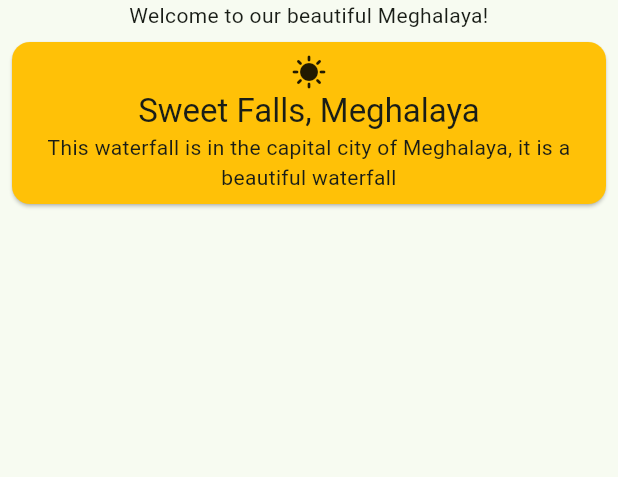
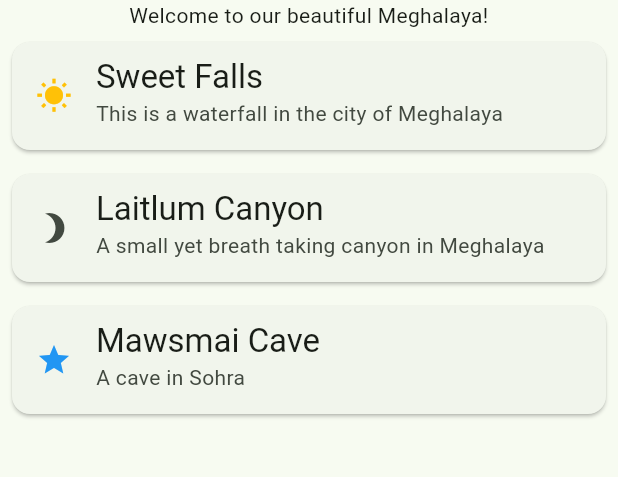
Before and after one commit to MeghalayaDev/tourism_app_static, a Flutter app: the screen it shows after launch, on a phone screen of 412 x 824 dp, the part 84-561 px from its top. Run offline on Flutter 3.47's test engine with Material 2 defaults, Android fonts, the phone set to English and light mode, and no system bars.

Commit message:
Making the ListView in Tourist Spots to show 3 Cards

```diff
--- a/lib/main.dart
+++ b/lib/main.dart
@@ -47,7 +47,7 @@ class _MyHomePageState extends State<MyHomePage> {
             'Welcome to our beautiful Meghalaya!',
             textAlign: TextAlign.center,
           ),
-          ListOfTouristSpots(),
+          Expanded(child: ListOfTouristSpots()),
         ],
       ),
     );
--- a/lib/tourist_spots.dart
+++ b/lib/tourist_spots.dart
@@ -5,23 +5,49 @@ class ListOfTouristSpots extends StatelessWidget {
 
   @override
   Widget build(BuildContext context) {
-    return Card(
-      margin: const EdgeInsets.all(8.0),
-      color: Colors.amber,
-      child: Padding(
-        padding: const EdgeInsets.all(8.0),
-        child: Column(children: [
-          const Icon(Icons.sunny),
-          Text(
-            "Sweet Falls, Meghalaya",
-            style: Theme.of(context).textTheme.titleLarge,
+    return ListView(
+      children: <Widget>[
+        Card(
+          margin: const EdgeInsets.all(8.0),
+          child: ListTile(
+            leading: const Icon(Icons.wb_sunny),
+            iconColor: Colors.amber,
+            title: Text(
+              'Sweet Falls',
+              style: Theme.of(context).textTheme.titleLarge,
+            ),
+            subtitle:
+                const Text('This is a waterfall in the city of Meghalaya'),
+            onTap: () => print("Sweet Falls Pressed"),
           ),
-          const Text(
-            "This waterfall is in the capital city of Meghalaya, it is a beautiful waterfall",
-            textAlign: TextAlign.center,
-          )
-        ]),
-      ),
+        ),
+        Card(
+          margin: const EdgeInsets.all(8.0),
+          child: ListTile(
+            leading: const Icon(Icons.brightness_3),
+            title: Text(
+              'Laitlum Canyon',
+              style: Theme.of(context).textTheme.titleLarge,
+            ),
+            subtitle:
+                const Text('A small yet breath taking canyon in Meghalaya'),
+            onTap: () => print("Laitlum Canyon Pressed"),
+          ),
+        ),
+        Card(
+          margin: const EdgeInsets.all(8.0),
+          child: ListTile(
+            leading: const Icon(Icons.star),
+            iconColor: Colors.blue,
+            title: Text(
+              'Mawsmai Cave',
+              style: Theme.of(context).textTheme.titleLarge,
+            ),
+            subtitle: const Text('A cave in Sohra'),
+            onTap: () => print("Mawsmai Cave Pressed"),
+          ),
+        ),
+      ],
     );
   }
 }
```
